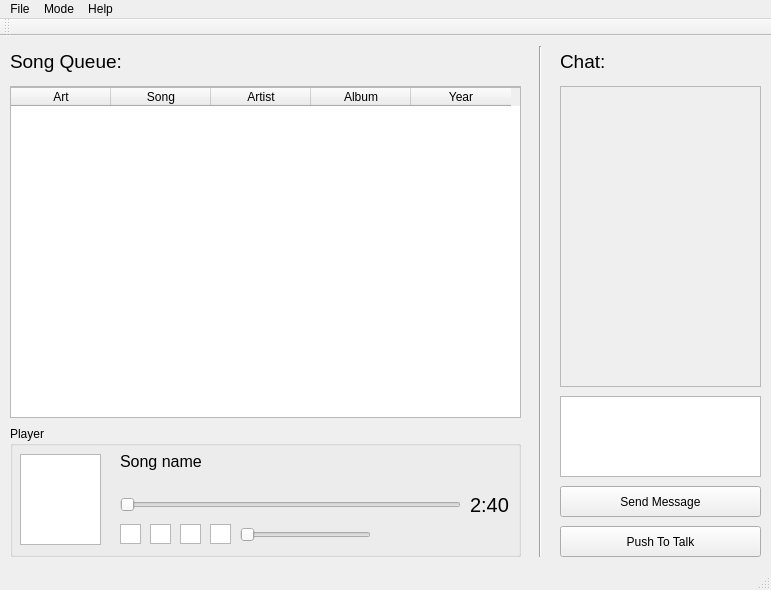
This is src/client/commAudio/commaudio.ui in Shane-S/CommAudio as Qt 5 draws it before an edit. The edited form follows.
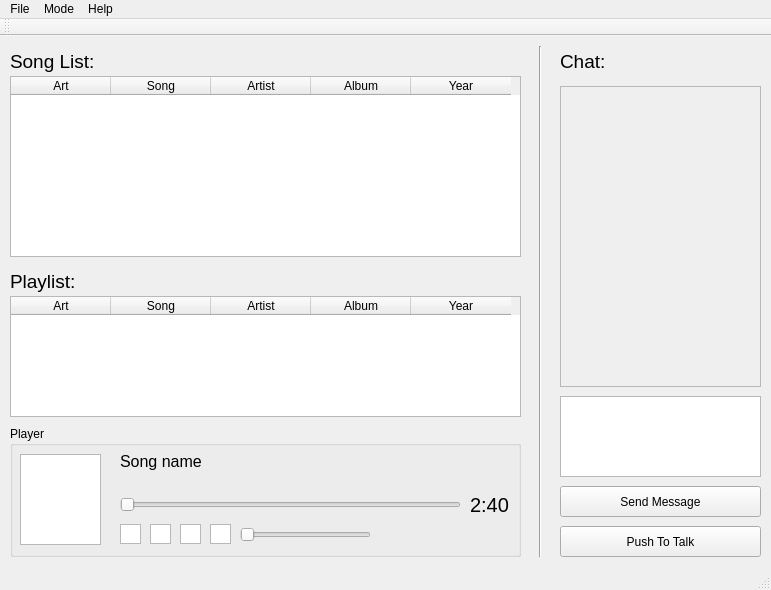
This is the edited form.

Commit message: Added playlist and server song list section to UI.

```diff
--- a/src/client/commAudio/commaudio.ui
+++ b/src/client/commAudio/commaudio.ui
@@ -18,9 +18,9 @@
     <property name="geometry">
      <rect>
       <x>10</x>
-      <y>50</y>
+      <y>40</y>
       <width>511</width>
-      <height>331</height>
+      <height>181</height>
      </rect>
     </property>
    </widget>
@@ -28,9 +28,9 @@
     <property name="geometry">
      <rect>
       <x>10</x>
-      <y>51</y>
+      <y>40</y>
       <width>511</width>
-      <height>331</height>
+      <height>181</height>
      </rect>
     </property>
     <column>
@@ -212,7 +212,7 @@
      </font>
     </property>
     <property name="text">
-     <string>Song Queue:</string>
+     <string>Song List:</string>
     </property>
    </widget>
    <widget class="QLabel" name="label_2">
@@ -285,6 +285,69 @@
      <string>Push To Talk</string>
     </property>
    </widget>
+   <widget class="QTableView" name="tableView_2">
+    <property name="geometry">
+     <rect>
+      <x>10</x>
+      <y>260</y>
+      <width>511</width>
+      <height>121</height>
+     </rect>
+    </property>
+   </widget>
+   <widget class="QTableWidget" name="playlist_client">
+    <property name="geometry">
+     <rect>
+      <x>10</x>
+      <y>260</y>
+      <width>511</width>
+      <height>121</height>
+     </rect>
+    </property>
+    <column>
+     <property name="text">
+      <string>Art</string>
+     </property>
+    </column>
+    <column>
+     <property name="text">
+      <string>Song</string>
+     </property>
+    </column>
+    <column>
+     <property name="text">
+      <string>Artist</string>
+     </property>
+    </column>
+    <column>
+     <property name="text">
+      <string>Album</string>
+     </property>
+    </column>
+    <column>
+     <property name="text">
+      <string>Year</string>
+     </property>
+    </column>
+   </widget>
+   <widget class="QLabel" name="label_3">
+    <property name="geometry">
+     <rect>
+      <x>10</x>
+      <y>230</y>
+      <width>131</width>
+      <height>31</height>
+     </rect>
+    </property>
+    <property name="font">
+     <font>
+      <pointsize>14</pointsize>
+     </font>
+    </property>
+    <property name="text">
+     <string>Playlist:</string>
+    </property>
+   </widget>
   </widget>
   <widget class="QMenuBar" name="menuBar">
    <property name="geometry">
```
Left out of the diff: 2 changed lines with no effect on the pictures.
